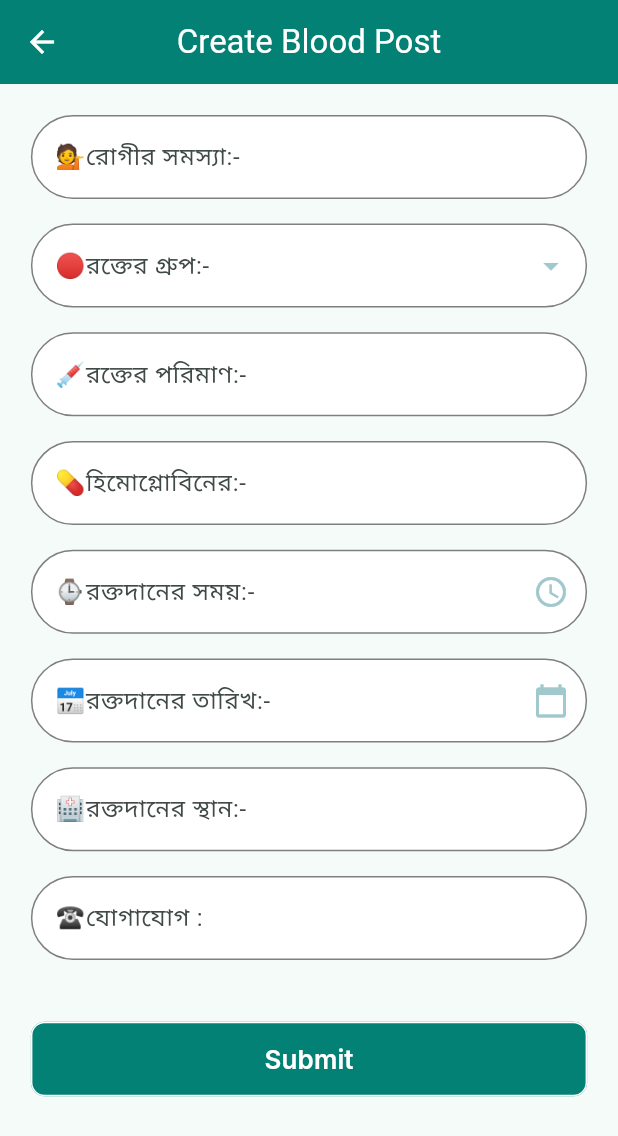
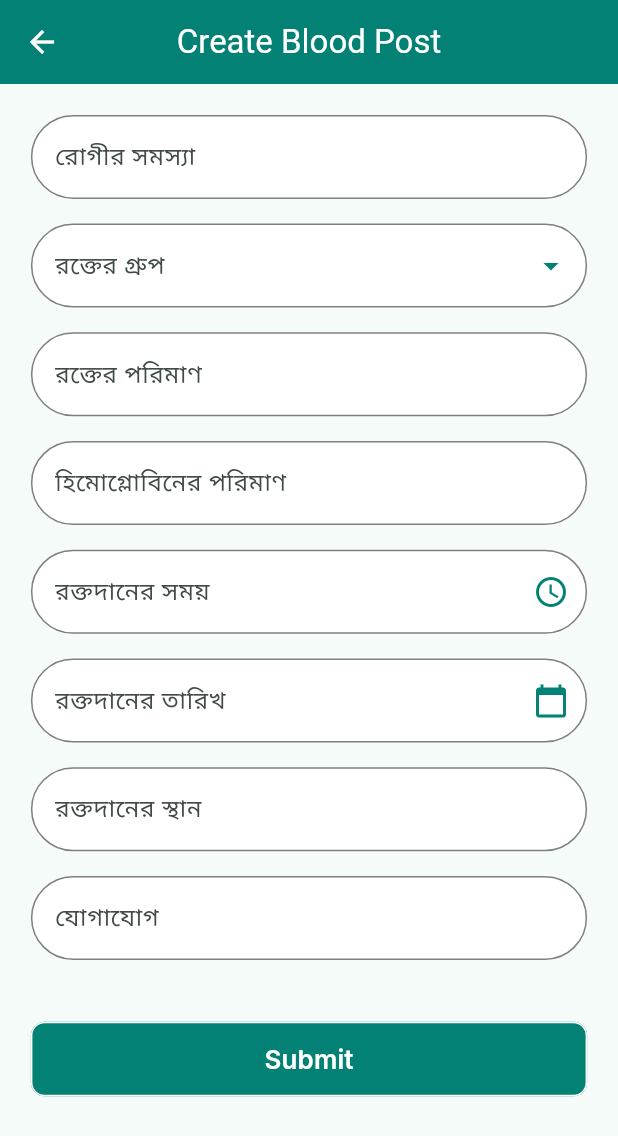
Before and after one commit to devjaimul/our_faridpur, a Flutter app: the BloodCreatePostScreen screen opened directly, on a phone screen of 412 x 824 dp. Shown: the top 1136 px of the screen. Run offline on Flutter 3.47's test engine with Material 3 defaults, Android fonts, the phone set to English and light mode, and no system bars; our stand-ins replace carousel_slider, cloud_firestore, connectivity_plus, firebase_core, flutter_screenutil, get and 1 more; accounts and stored records are empty; Roboto replaces fonts that are missing (Inter).

Commit message:
categories updated

```diff
--- a/lib/controller/blood_create_post_screen.dart
+++ b/lib/controller/blood_create_post_screen.dart
@@ -5,6 +5,7 @@ import 'package:get/get.dart';
 class BloodCreatePostScreenController extends GetxController {
   final patientProblemController = TextEditingController();
   final bloodGroupController = TextEditingController();
+  final bloodGroup = ''.obs; // Use RxString for blood group
   final bloodQuantityController = TextEditingController();
   final hemoglobinLevelController = TextEditingController();
   final donationTimeController = TextEditingController();
@@ -27,7 +28,7 @@ class BloodCreatePostScreenController extends GetxController {
   }
 
   Future<void> submitPost(BuildContext context) async {
-    if (bloodGroupController.text.isEmpty || bloodQuantityController.text.isEmpty) {
+    if (bloodGroup.value.isEmpty || bloodQuantityController.text.isEmpty) {
       ScaffoldMessenger.of(context).showSnackBar(
         const SnackBar(content: Text('Please fill in all required fields.')),
       );
@@ -36,7 +37,7 @@ class BloodCreatePostScreenController extends GetxController {
 
     final data = {
       "patientProblem": patientProblemController.text,
-      "bloodGroup": bloodGroupController.text,
+      "bloodGroup": bloodGroup.value, // Use the reactive blood group value
       "bloodQuantity": bloodQuantityController.text,
       "hemoglobinLevel": hemoglobinLevelController.text,
       "donationTime": donationTimeController.text,
--- a/lib/utlis/app_colors.dart
+++ b/lib/utlis/app_colors.dart
@@ -7,7 +7,7 @@ class AppColors{
    static const Color textColor=Colors.black;
   static const Color buttonColor=Color(0xff25363f);
   static const Color buttonSecondColor=Color(0xff758DFF);
-  static const Color iconColor=Color(0xffA0C8CD);
+  static const Color iconColor=Color(0xff028174);
 
 
 }
--- a/lib/views/blood/blood_create_post_screen.dart
+++ b/lib/views/blood/blood_create_post_screen.dart
@@ -23,7 +23,7 @@ class BloodCreatePostScreen extends StatelessWidget {
           child: Column(
             children: [
               _buildTextField(
-                label: "💁রোগীর সমস্যা:-",
+                label: "রোগীর সমস্যা",
                 controller: controller.patientProblemController,
                 keyboardType: TextInputType.text,
               ),
@@ -31,39 +31,39 @@ class BloodCreatePostScreen extends StatelessWidget {
               _buildBloodGroupField(context, controller),
               SizedBox(height: sizeHeight * 0.02),
               _buildTextField(
-                label: "💉রক্তের পরিমাণ:-",
+                label: "রক্তের পরিমাণ ",
                 controller: controller.bloodQuantityController,
                 keyboardType: TextInputType.number,
               ),
               SizedBox(height: sizeHeight * 0.02),
               _buildTextField(
-                label: "💊হিমোগ্লোবিনের:-",
+                label: "হিমোগ্লোবিনের পরিমাণ",
                 controller: controller.hemoglobinLevelController,
                 keyboardType: TextInputType.number,
               ),
               SizedBox(height: sizeHeight * 0.02),
               _buildDateTimePicker(
                 context: context,
-                label: "⌚রক্তদানের সময়:-",
+                label: "রক্তদানের সময় ",
                 controller: controller.donationTimeController,
                 isTimePicker: true,
               ),
               SizedBox(height: sizeHeight * 0.02),
               _buildDateTimePicker(
                 context: context,
-                label: "📅রক্তদানের তারিখ:-",
+                label: "রক্তদানের তারিখ ",
                 controller: controller.donationDateController,
                 isTimePicker: false,
               ),
               SizedBox(height: sizeHeight * 0.02),
               _buildTextField(
-                label: "🏥রক্তদানের স্থান:-",
+                label: "রক্তদানের স্থান ",
                 controller: controller.donationPlaceController,
                 keyboardType: TextInputType.text,
               ),
               SizedBox(height: sizeHeight * 0.02),
               _buildTextField(
-                label: "☎যোগাযোগ :",
+                label: "যোগাযোগ ",
                 controller: controller.contactController,
                 keyboardType: TextInputType.phone,
               ),
@@ -93,7 +93,6 @@ class BloodCreatePostScreen extends StatelessWidget {
       decoration: InputDecoration(labelText: label),
     );
   }
-
   Widget _buildBloodGroupField(BuildContext context, BloodCreatePostScreenController controller) {
     final bloodGroups = [
       "A+",
@@ -108,16 +107,16 @@ class BloodCreatePostScreen extends StatelessWidget {
 
     return Obx(
           () => TextField(
-        controller: controller.bloodGroupController,
-        readOnly: true,
+        controller: TextEditingController(text: controller.bloodGroup.value), // Display the selected value
+        readOnly: true, // Make it read-only
         decoration: InputDecoration(
-          labelText: "🔴রক্তের গ্রুপ:-",
+          labelText: "রক্তের গ্রুপ",
           suffixIcon: PopupMenuButton<String>(
-            icon: const Icon(Icons.arrow_drop_down),
+            icon: const Icon(Icons.arrow_drop_down), // Dropdown icon
             onSelected: (value) {
-              controller.bloodGroupController.text = value;
+              controller.bloodGroup.value = value; // Update the selected value
             },
-            itemBuilder: (BuildContext context) {
+            itemBuilder: (context) {
               return bloodGroups.map((group) {
                 return PopupMenuItem(
                   value: group,
@@ -130,6 +129,8 @@ class BloodCreatePostScreen extends StatelessWidget {
       ),
     );
   }
+
+
 
   Widget _buildDateTimePicker({
     required BuildContext context,
```
Also changed, not shown: lib/views/blood/blood_post_screen.dart (+62 -24 lines), lib/widgets/dialog.dart (added, +89 -0 lines).
